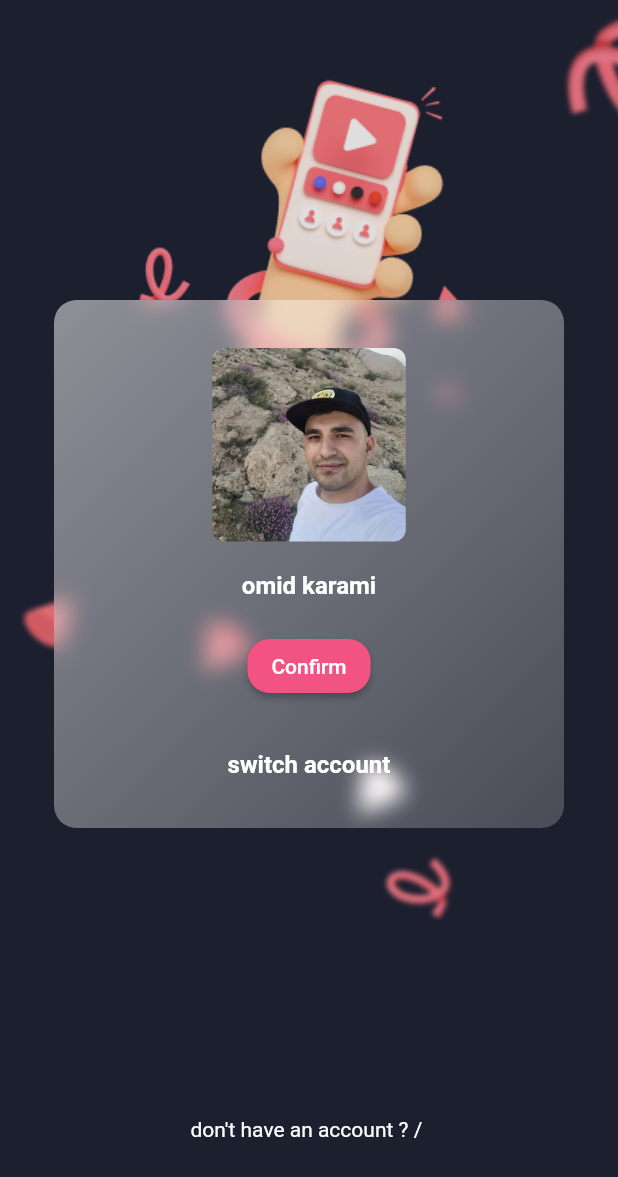
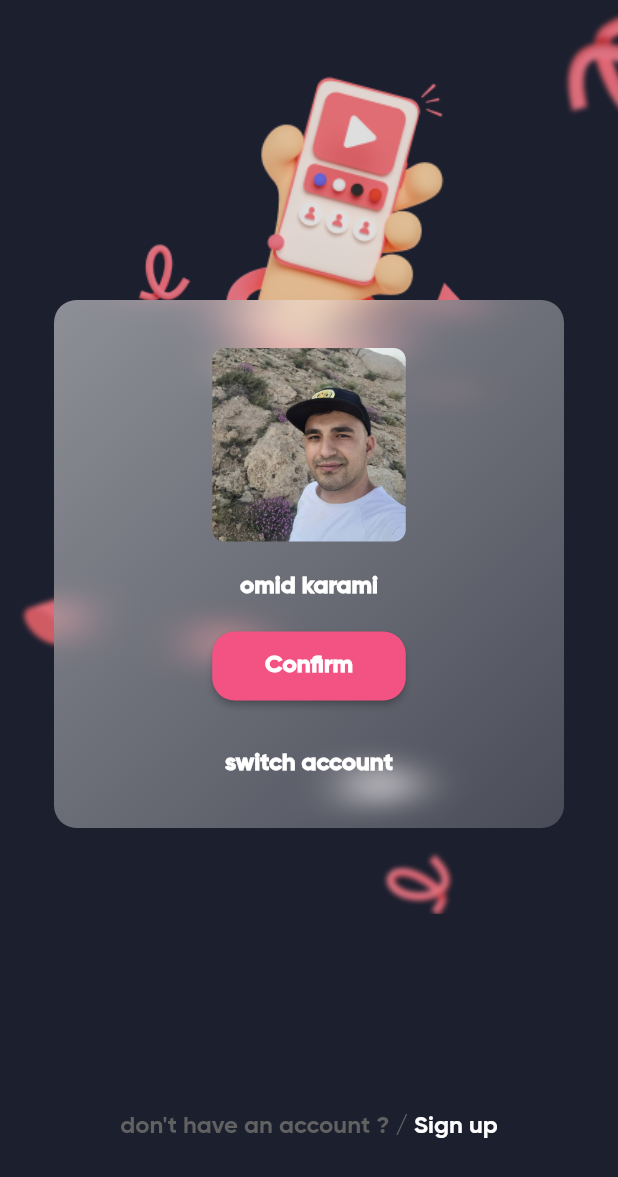
Before and after one commit to omidkarami77/Instagram, a Flutter app: the screen it shows after launch, on a phone screen of 412 x 824 dp. Shown: the top 1177 px of the screen. Run offline on Flutter 3.47's test engine with Material 2 defaults, Android fonts, the phone set to English and light mode, and no system bars.

Commit message:
add font and font size to style project

```diff
--- a/lib/main.dart
+++ b/lib/main.dart
@@ -11,6 +11,23 @@ class Application extends StatelessWidget {
   @override
   Widget build(BuildContext context) {
     return MaterialApp(
+      theme: ThemeData(
+        textTheme: TextTheme(
+            headline4: TextStyle(
+                fontFamily: 'GB',
+                fontSize: 16,
+                fontWeight: FontWeight.w700,
+                color: Colors.white)),
+        elevatedButtonTheme: ElevatedButtonThemeData(
+          style: ElevatedButton.styleFrom(
+              backgroundColor: Color(0xffF35383),
+              shape: RoundedRectangleBorder(
+                borderRadius: BorderRadius.circular(15),
+              ),
+              textStyle: TextStyle(
+                  fontFamily: 'GB', fontSize: 16, fontWeight: FontWeight.w700)),
+        ),
+      ),
       debugShowCheckedModeBanner: false,
       home: SwitchAccountScreen(),
     );
--- a/lib/screens/switch_account_screen.dart
+++ b/lib/screens/switch_account_screen.dart
@@ -25,7 +25,7 @@ class SwitchAccountScreen extends StatelessWidget {
               top: 200,
               child: ClipRRect(
                 child: BackdropFilter(
-                  filter: ImageFilter.blur(sigmaX: 7.0, sigmaY: 7.0),
+                  filter: ImageFilter.blur(sigmaX: 20.0, sigmaY: 7.0),
                   child: Container(
                     decoration: BoxDecoration(
                       gradient: LinearGradient(colors: [
@@ -50,34 +50,25 @@ class SwitchAccountScreen extends StatelessWidget {
                       SizedBox(
                         height: 20,
                       ),
-                      Text(
-                        "omid karami",
-                        style: TextStyle(
-                            color: Colors.white,
-                            fontWeight: FontWeight.bold,
-                            fontSize: 16),
-                      ),
+                      Text("omid karami",
+                          style: Theme.of(context).textTheme.headline4),
                       SizedBox(
                         height: 20,
                       ),
-                      ElevatedButton(
-                        style: ElevatedButton.styleFrom(
-                            shape: RoundedRectangleBorder(
-                                borderRadius: BorderRadius.circular(15)),
-                            backgroundColor: Color(0xffF35383)),
-                        onPressed: () {},
-                        child: Text("Confirm"),
+                      SizedBox(
+                        height: 46,
+                        width: 129,
+                        child: ElevatedButton(
+                          style: Theme.of(context).elevatedButtonTheme.style,
+                          onPressed: () {},
+                          child: Text("Confirm"),
+                        ),
                       ),
                       SizedBox(
                         height: 32,
                       ),
-                      Text(
-                        "switch account",
-                        style: TextStyle(
-                            color: Colors.white,
-                            fontSize: 16,
-                            fontWeight: FontWeight.bold),
-                      ),
+                      Text("switch account",
+                          style: Theme.of(context).textTheme.headline4),
                     ]),
                   ),
                 ),
@@ -87,9 +78,21 @@ class SwitchAccountScreen extends StatelessWidget {
         )),
         Padding(
           padding: EdgeInsets.only(bottom: 63, top: 132),
-          child: Text(
-            "don't have an account ? / ",
-            style: TextStyle(color: Colors.white),
+          child: Row(
+            mainAxisSize: MainAxisSize.max,
+            mainAxisAlignment: MainAxisAlignment.center,
+            children: [
+              Text(
+                "don't have an account ? / ",
+                style: TextStyle(
+                    fontFamily: "GB", color: Colors.grey[700], fontSize: 16),
+              ),
+              Text(
+                "Sign up",
+                style: TextStyle(
+                    fontFamily: "GB", color: Colors.white, fontSize: 16),
+              ),
+            ],
           ),
         ),
       ]),
```
Also changed, not shown: pubspec.yaml (+27 -4 lines), fonts/GilroyBold.ttf (added), fonts/GilroyExtraBold.ttf (added), fonts/GilroyHeavy.ttf (added), fonts/GilroyLight.ttf (added), fonts/GilroyMedium.ttf (added), fonts/GilroyRegular.ttf (added), fonts/GilroyThin.ttf (added).
